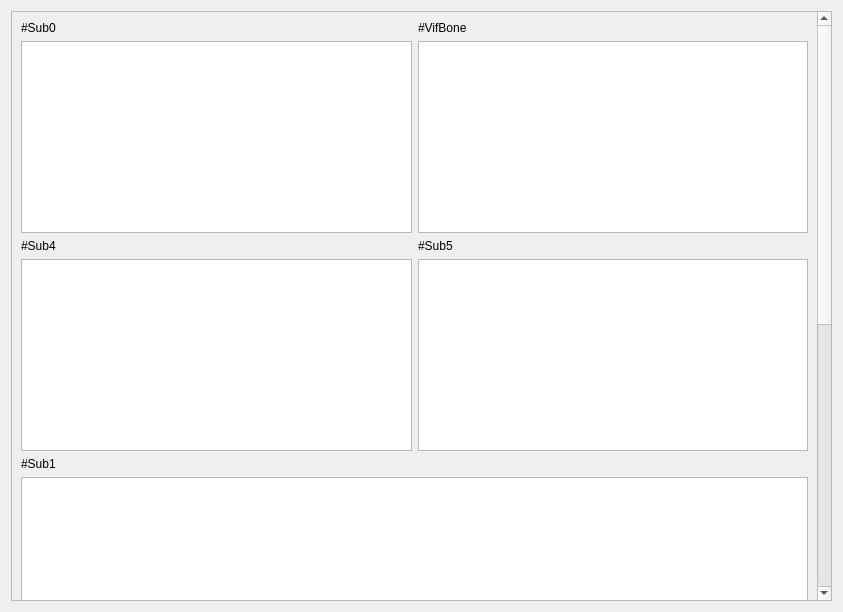
This is ui/vim-viewer.ui in michaelpm54/Ace3x as Qt 5 draws it before an edit. The edited form follows.
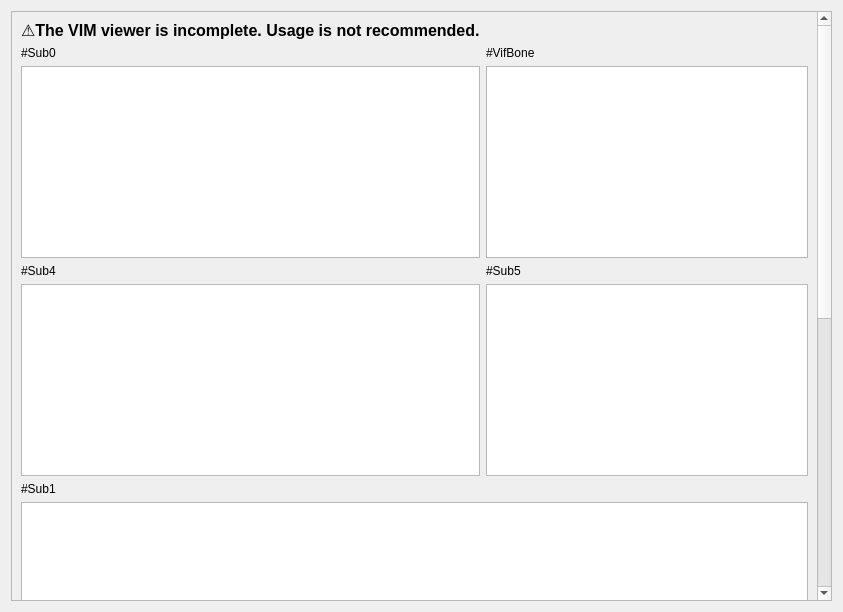
This is the edited form.

Commit message: Add a warning to the VIM viewer

The edit to the form file:
```diff
--- a/ui/vim-viewer.ui
+++ b/ui/vim-viewer.ui
@@ -24,14 +24,14 @@
        <rect>
         <x>0</x>
         <y>0</y>
-        <width>809</width>
-        <height>1104</height>
+        <width>806</width>
+        <height>1132</height>
        </rect>
       </property>
       <layout class="QGridLayout" name="gridLayout_3">
        <item row="0" column="0">
         <layout class="QGridLayout" name="gridLayout">
-         <item row="0" column="0">
+         <item row="1" column="0">
           <widget class="QLabel" name="sub0Count">
            <property name="text">
             <string>#Sub0</string>
@@ -39,37 +39,57 @@
           </widget>
          </item>
          <item row="2" column="0">
+          <widget class="QTableWidget" name="sub0List">
+           <property name="sizePolicy">
+            <sizepolicy hsizetype="Expanding" vsizetype="Fixed">
+             <horstretch>0</horstretch>
+             <verstretch>0</verstretch>
+            </sizepolicy>
+           </property>
+          </widget>
+         </item>
+         <item row="2" column="1">
+          <widget class="QTableWidget" name="vifBoneList">
+           <property name="sizePolicy">
+            <sizepolicy hsizetype="Expanding" vsizetype="Fixed">
+             <horstretch>0</horstretch>
+             <verstretch>0</verstretch>
+            </sizepolicy>
+           </property>
+          </widget>
+         </item>
+         <item row="3" column="0">
           <widget class="QLabel" name="sub4Count">
            <property name="text">
             <string>#Sub4</string>
            </property>
           </widget>
          </item>
-         <item row="2" column="1">
+         <item row="3" column="1">
           <widget class="QLabel" name="sub5Count">
            <property name="text">
             <string>#Sub5</string>
            </property>
           </widget>
          </item>
-         <item row="0" column="1">
+         <item row="4" column="1">
+          <widget class="QTableWidget" name="sub5List">
+           <property name="sizePolicy">
+            <sizepolicy hsizetype="Expanding" vsizetype="Fixed">
+             <horstretch>0</horstretch>
+             <verstretch>0</verstretch>
+            </sizepolicy>
+           </property>
+          </widget>
+         </item>
+         <item row="1" column="1">
           <widget class="QLabel" name="vifBoneCount">
            <property name="text">
             <string>#VifBone</string>
            </property>
           </widget>
          </item>
-         <item row="1" column="1">
-          <widget class="QTableWidget" name="vifBoneList">
-           <property name="sizePolicy">
-            <sizepolicy hsizetype="Expanding" vsizetype="Fixed">
-             <horstretch>0</horstretch>
-             <verstretch>0</verstretch>
-            </sizepolicy>
-           </property>
-          </widget>
-         </item>
-         <item row="3" column="0">
+         <item row="4" column="0">
           <widget class="QTableWidget" name="sub4List">
            <property name="sizePolicy">
             <sizepolicy hsizetype="Expanding" vsizetype="Fixed">
@@ -79,23 +99,20 @@
            </property>
           </widget>
          </item>
-         <item row="3" column="1">
-          <widget class="QTableWidget" name="sub5List">
-           <property name="sizePolicy">
-            <sizepolicy hsizetype="Expanding" vsizetype="Fixed">
-             <horstretch>0</horstretch>
-             <verstretch>0</verstretch>
-            </sizepolicy>
+         <item row="0" column="0">
+          <widget class="QLabel" name="label">
+           <property name="font">
+            <font>
+             <pointsize>12</pointsize>
+             <weight>75</weight>
+             <bold>true</bold>
+            </font>
            </property>
-          </widget>
-         </item>
-         <item row="1" column="0">
-          <widget class="QTableWidget" name="sub0List">
-           <property name="sizePolicy">
-            <sizepolicy hsizetype="Expanding" vsizetype="Fixed">
-             <horstretch>0</horstretch>
-             <verstretch>0</verstretch>
-            </sizepolicy>
+           <property name="text">
+            <string>⚠️The VIM viewer is incomplete. Usage is not recommended.</string>
+           </property>
+           <property name="alignment">
+            <set>Qt::AlignLeading|Qt::AlignLeft|Qt::AlignTop</set>
            </property>
           </widget>
          </item>
```
Left out of the diff: 88 changed lines with no effect on the pictures.
